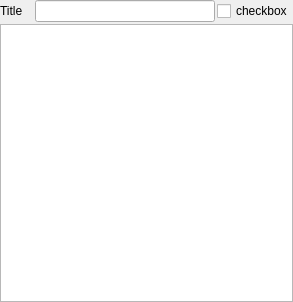
Qt form dcoraid/gui/dbview/filter_base.ui (DCOR-dev/DCOR-Aid) before a commit.
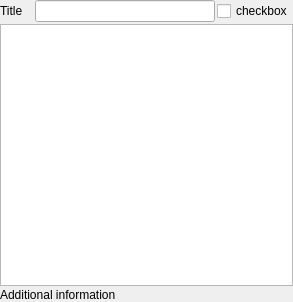
The same form after that commit. Custom widgets are drawn as their Qt base class.

Commit message: enh: add text about drag and drop

The edit to the form file:
```diff
--- a/dcoraid/gui/dbview/filter_base.ui
+++ b/dcoraid/gui/dbview/filter_base.ui
@@ -106,6 +106,13 @@
      <column/>
     </widget>
    </item>
+   <item>
+    <widget class="QLabel" name="label_info">
+     <property name="text">
+      <string>Additional information</string>
+     </property>
+    </widget>
+   </item>
   </layout>
  </widget>
  <customwidgets>
```
The commit also changes 1 other file.
